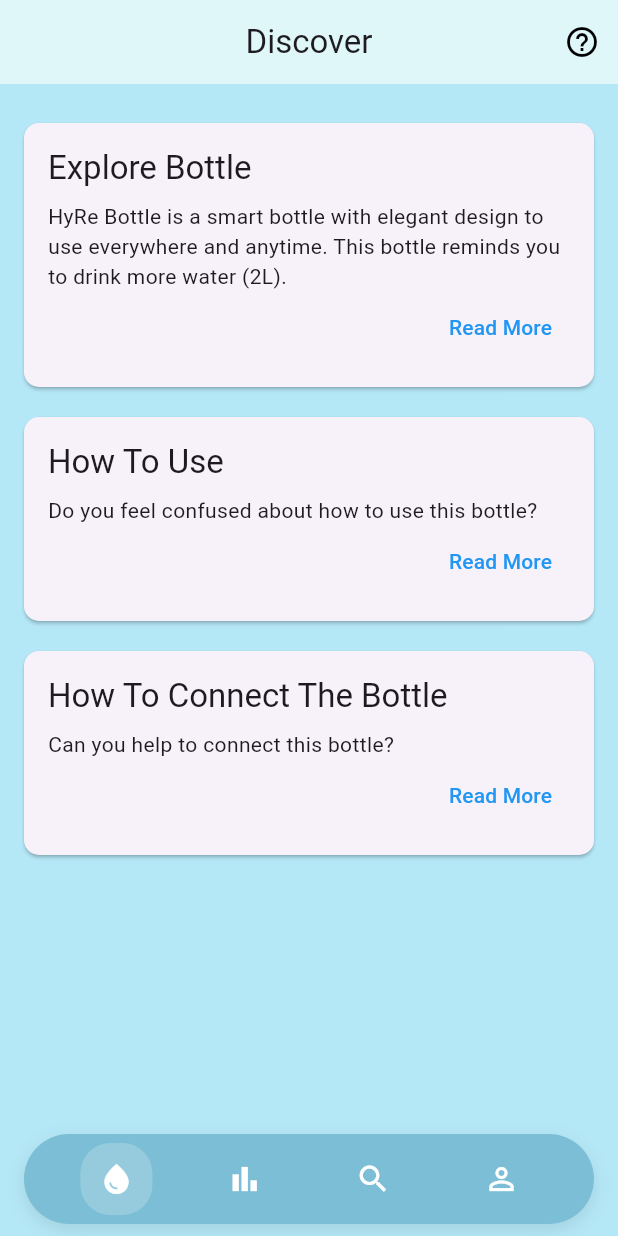
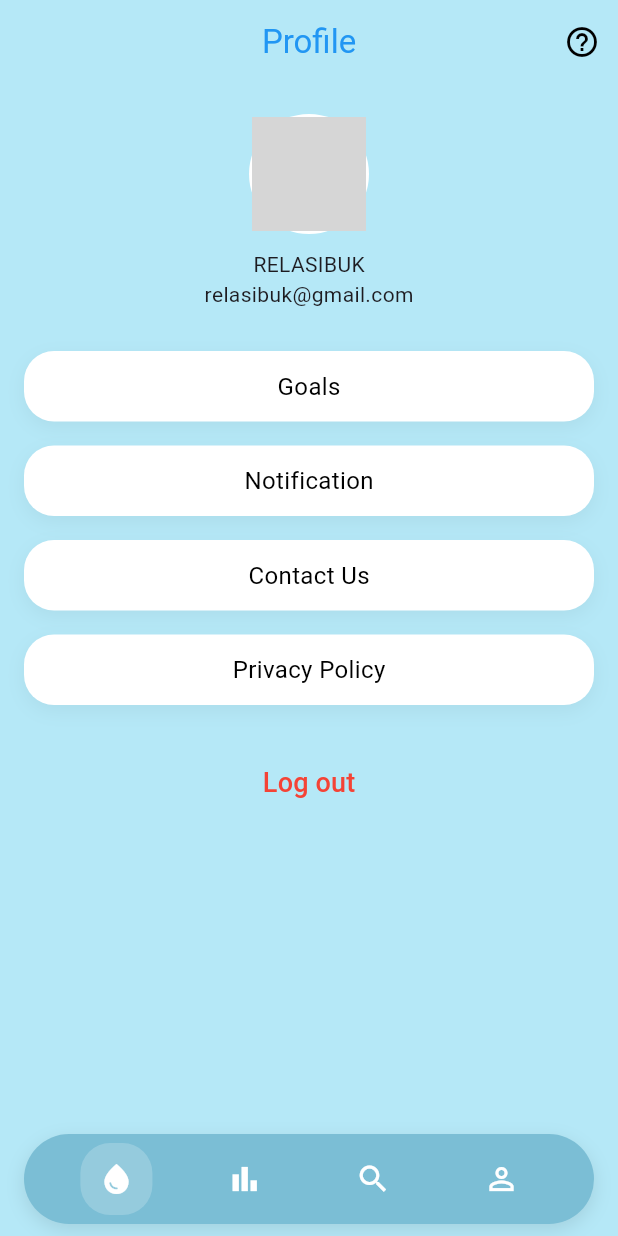
Before and after one commit to habdil/HyRe-Bottle, a Flutter app: the screen it shows after launch, on a phone screen of 412 x 824 dp. Run offline on Flutter 3.47's test engine with Material 3 defaults, Android fonts, the phone set to English and light mode, and no system bars; our stand-ins replace fl_chart, google_fonts; Roboto replaces fonts that are missing (Poppins); grey boxes are pictures that could not be loaded.

Commit message:
update profile

```diff
--- /dev/null
+++ b/lib/features/profile/screens/profile_screen.dart
@@ -0,0 +1,56 @@
+import 'package:flutter/material.dart';
+import 'package:smart_botol/features/profile/widgets/profile_option_button.dart';
+import 'package:smart_botol/shared/widgets/custom_bottom_nav.dart';
+
+class ProfileScreen extends StatelessWidget {
+  @override
+  Widget build(BuildContext context) {
+    return Scaffold(
+      appBar: AppBar(
+        backgroundColor: Colors.transparent,
+        elevation: 0,
+        centerTitle: true,
+        title: Text(
+          'Profile',
+          style: Theme.of(context).textTheme.titleLarge?.copyWith(color: Colors.blue),
+        ),
+        actions: [
+          IconButton(
+            icon: Icon(Icons.help_outline, color: Colors.black),
+            onPressed: () {},
+          ),
+        ],
+      ),
+      body: Column(
+        children: [
+          SizedBox(height: 20),
+          CircleAvatar(
+            radius: 40,
+            backgroundColor: Colors.white,
+            child: CircleAvatar(
+              radius: 38,
+              backgroundImage: AssetImage('assets/images/profile.png'), // ganti dengan path gambar profil Anda
+            ),
+          ),
+          SizedBox(height: 10),
+          Text('RELASIBUK', style: Theme.of(context).textTheme.bodyMedium),
+          Text('relasibuk@gmail.com', style: Theme.of(context).textTheme.bodyMedium),
+          SizedBox(height: 20),
+          ProfileOptionButton(label: 'Goals', onTap: () {}),
+          ProfileOptionButton(label: 'Notification', onTap: () {}),
+          ProfileOptionButton(label: 'Contact Us', onTap: () {}),
+          ProfileOptionButton(label: 'Privacy Policy', onTap: () {}),
+          SizedBox(height: 20),
+          TextButton(
+            onPressed: () {},
+            child: Text(
+              'Log out',
+              style: TextStyle(color: Colors.red, fontSize: 18),
+            ),
+          ),
+        ],
+      ),
+      bottomNavigationBar: CustomBottomNav(),
+    );
+  }
+}
--- /dev/null
+++ b/lib/features/profile/widgets/profile_option_button.dart
@@ -0,0 +1,37 @@
+import 'package:flutter/material.dart';
+
+class ProfileOptionButton extends StatelessWidget {
+  final String label;
+  final VoidCallback onTap;
+
+  ProfileOptionButton({required this.label, required this.onTap});
+
+  @override
+  Widget build(BuildContext context) {
+    return GestureDetector(
+      onTap: onTap,
+      child: Container(
+        margin: EdgeInsets.symmetric(horizontal: 16, vertical: 8),
+        padding: EdgeInsets.symmetric(vertical: 12),
+        decoration: BoxDecoration(
+          color: Colors.white,
+          borderRadius: BorderRadius.circular(20),
+          boxShadow: [
+            BoxShadow(
+              color: Colors.black.withOpacity(0.05),
+              spreadRadius: 0,
+              blurRadius: 10,
+              offset: Offset(0, 4),
+            ),
+          ],
+        ),
+        child: Center(
+          child: Text(
+            label,
+            style: TextStyle(fontSize: 16, color: Colors.black),
+          ),
+        ),
+      ),
+    );
+  }
+}
--- a/lib/main.dart
+++ b/lib/main.dart
@@ -174,9 +174,9 @@
 //   }
 // }
 
-// untuk discover
+// untuk profile
 import 'package:flutter/material.dart';
-import 'package:smart_botol/features/discover/screens/discover_screen.dart';
+import 'package:smart_botol/features/profile/screens/profile_screen.dart';
 
 void main() {
   runApp(MyApp());
@@ -194,7 +194,7 @@
         scaffoldBackgroundColor: const Color(0xFFB5E8F7),
         fontFamily: 'Poppins',
       ),
-      home:  DiscoverScreen(),
+      home:  ProfileScreen(),
     );
   }
 }
```
